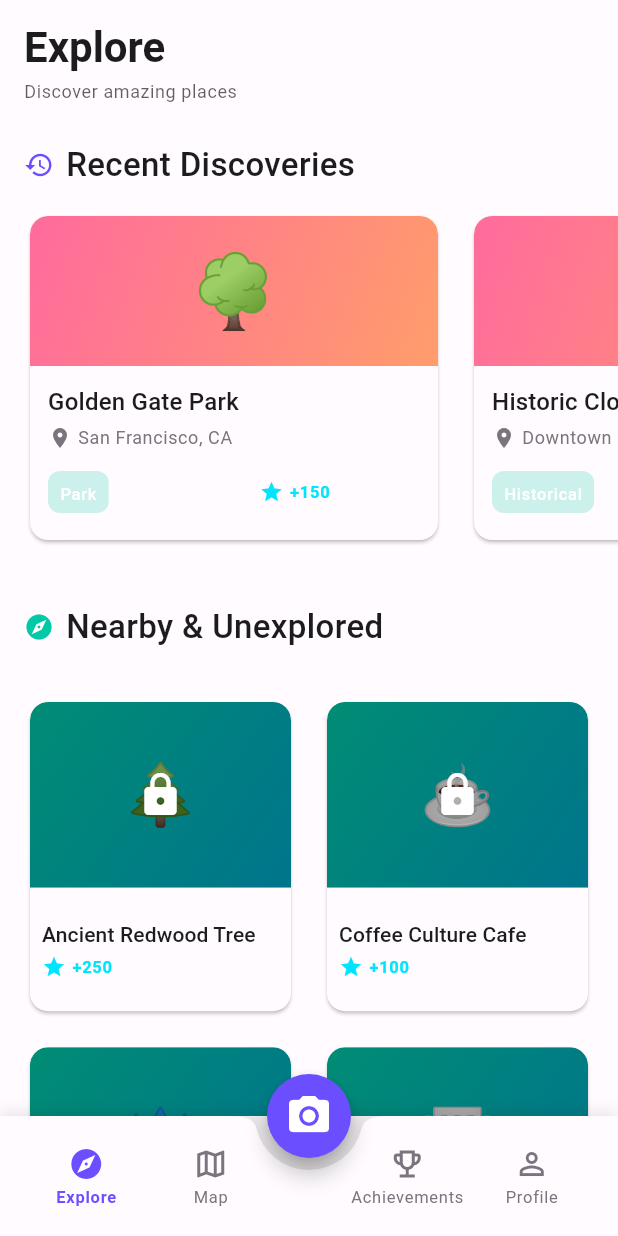
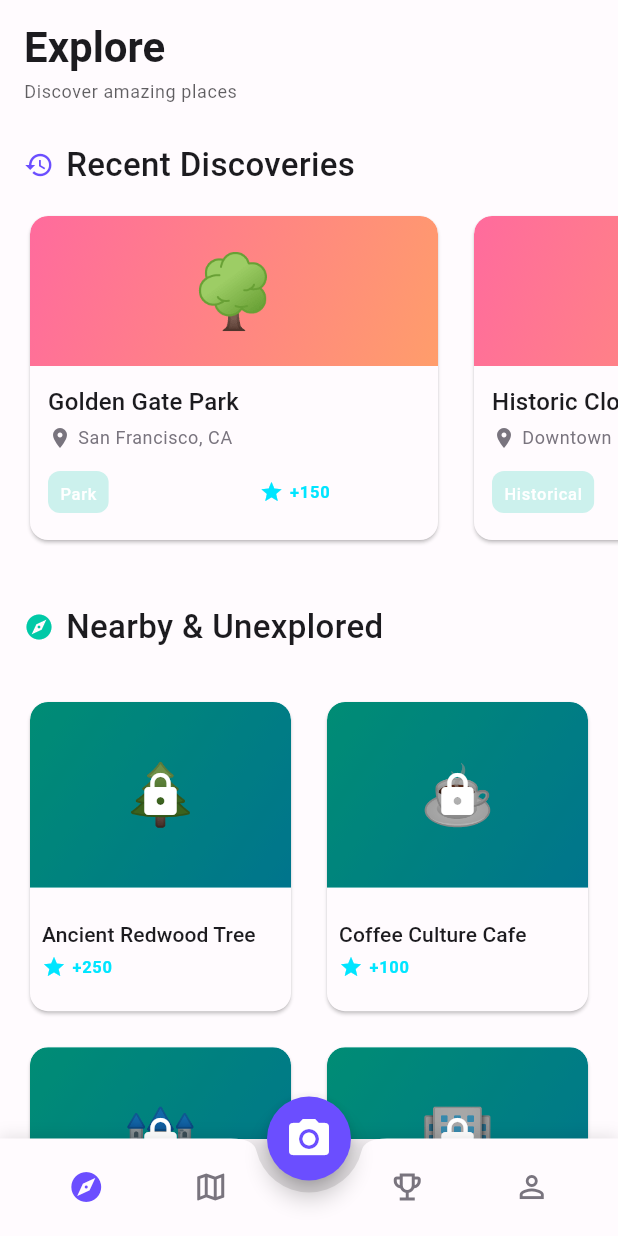
Before and after one commit to EloboAI/crazytrip, a Flutter app: the screen it shows after launch, on a phone screen of 412 x 824 dp. Run offline on Flutter 3.47's test engine with Material 3 defaults, Android fonts, the phone set to English and light mode, and no system bars.

Commit message:
refactor: enhance bottom navigation bar layout and improve item sizing

```diff
--- a/lib/screens/main_screen.dart
+++ b/lib/screens/main_screen.dart
@@ -79,7 +79,9 @@
 
   @override
   Widget build(BuildContext context) {
-    return Container(
+    return SafeArea(
+      top: false,
+      child: Container(
         decoration: BoxDecoration(
           boxShadow: [
             BoxShadow(
@@ -90,7 +92,7 @@
           ],
         ),
         child: BottomAppBar(
-        height: AppSpacing.bottomNavHeight,
+          height: 65,
           notchMargin: 8,
           shape: const CircularNotchedRectangle(),
           child: Row(
@@ -129,6 +131,7 @@
             ],
           ),
         ),
+      ),
     );
   }
 }
@@ -155,31 +158,32 @@
             ? Theme.of(context).colorScheme.primary
             : Theme.of(context).colorScheme.outline;
 
+    final isTablet = MediaQuery.of(context).size.width >= 600;
+
     return Expanded(
       child: InkWell(
         onTap: onTap,
-        child: Container(
-          padding: const EdgeInsets.symmetric(vertical: AppSpacing.xs),
+        child: SizedBox(
+          height: 65,
           child: Column(
             mainAxisSize: MainAxisSize.min,
+            mainAxisAlignment: MainAxisAlignment.center,
             children: [
-              Icon(
-                isActive ? activeIcon : icon,
+              Icon(isActive ? activeIcon : icon, color: color, size: 24),
+              if (isTablet) ...[
+                const SizedBox(height: 4),
+                Text(
+                  label,
+                  style: TextStyle(
                     color: color,
-                size: AppSpacing.iconMedium,
-              ),
-              const SizedBox(height: 2),
-              FittedBox(
-                fit: BoxFit.scaleDown,
-                child: Text(
-                  label,
-                  style: Theme.of(context).textTheme.labelSmall?.copyWith(
-                    color: color,
+                    fontSize: 11,
                     fontWeight: isActive ? FontWeight.w600 : FontWeight.normal,
                   ),
                   maxLines: 1,
+                  overflow: TextOverflow.clip,
+                  textAlign: TextAlign.center,
                 ),
-              ),
+              ],
             ],
           ),
         ),
```
Lines whose indentation alone changed are shown as unchanged.
